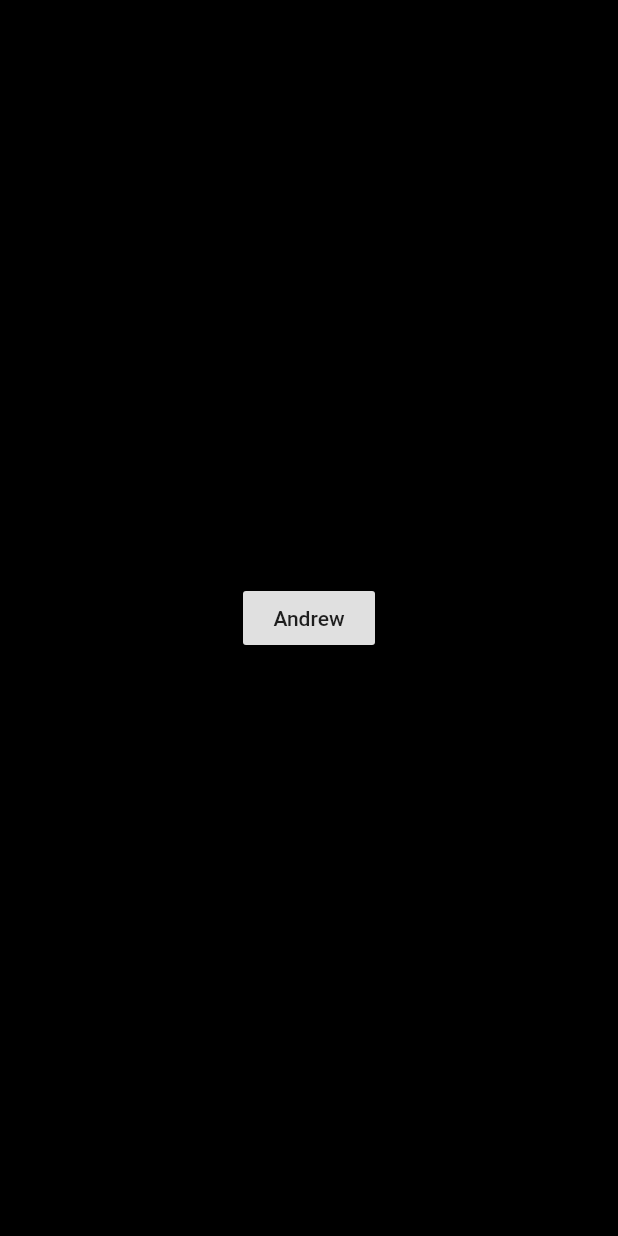
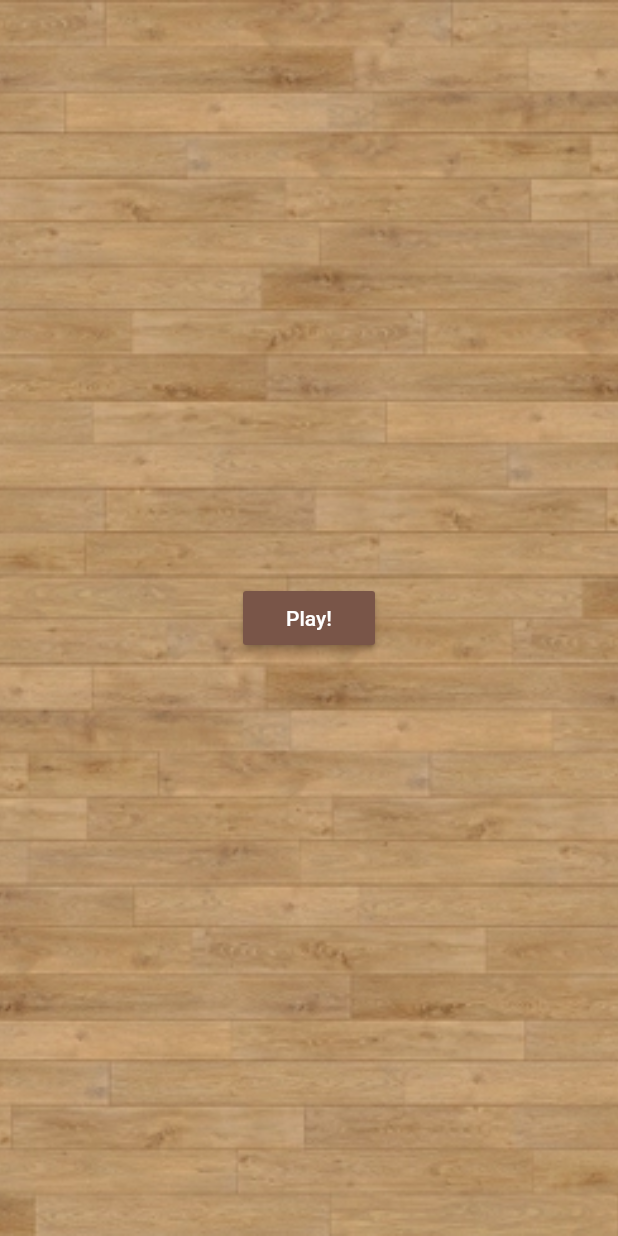
Before and after one commit to onuohasilver/Whot-Ectsasy, a Flutter app: the screen it shows after launch, on a phone screen of 412 x 824 dp. Run offline on Flutter 3.47's test engine with Material 2 defaults, Android fonts, the phone set to English and light mode, and no system bars; our stand-ins replace font_awesome_flutter, google_fonts.

Commit message:
add bg image asset

```diff
--- a/lib/components/cardBuilder.dart
+++ b/lib/components/cardBuilder.dart
@@ -27,7 +27,8 @@ class CardBuilder extends StatelessWidget {
       'cross': FontAwesomeIcons.cross,
       'star': Icons.star,
       'triangle': FontAwesomeIcons.angleUp,
-      'circle': Icons.brightness_1
+      'circle': Icons.brightness_1,
+      'start': FontAwesomeIcons.gamepad
     };
 
     return Padding(
@@ -93,7 +94,8 @@ class MiniColumn extends StatelessWidget {
       'cross': FontAwesomeIcons.cross,
       'star': Icons.star,
       'triangle': FontAwesomeIcons.angleUp,
-      'circle': Icons.brightness_1
+      'circle': Icons.brightness_1,
+      'start':FontAwesomeIcons.gamepad
     };
     return Padding(
       padding: top
--- a/lib/screen/gameScreen.dart
+++ b/lib/screen/gameScreen.dart
@@ -50,7 +50,6 @@ class _GameScreenState extends State<GameScreen>
     appData = Provider.of<Data>(context);
     currentPlayerCards = appData.currentPlayerCards;
     currentPlayerCards.isEmpty ? appData.createPlayerCards() : code = 1;
-
     opponentPlayerCards = appData.opponentPlayerCards;
     deckOfCards = appData.entireCardDeck;
     currentCard = appData.currentCard;
@@ -63,7 +62,10 @@ class _GameScreenState extends State<GameScreen>
         body: Container(
           height: height,
           width: width,
-          color: Colors.brown[100],
+          decoration: BoxDecoration(
+
+              image: DecorationImage(
+                  image: AssetImage('assets/bg.jpg'), fit: BoxFit.cover)),
           child: Row(
             mainAxisAlignment: MainAxisAlignment.center,
             crossAxisAlignment: CrossAxisAlignment.center,
@@ -147,7 +149,7 @@ class _GameScreenState extends State<GameScreen>
                                 height: height,
                                 width: width,
                                 number: currentCard?.number ?? 0,
-                                shape: currentCard?.shape ?? 'square'),
+                                shape: currentCard?.shape ?? 'start'),
                           ),
                         ),
                       )
--- a/lib/screen/startGame.dart
+++ b/lib/screen/startGame.dart
@@ -12,13 +12,26 @@ class _StartGameState extends State<StartGame> {
   @override
   Widget build(BuildContext context) {
     Data appData = Provider.of<Data>(context);
-
+    double height = MediaQuery.of(context).size.height;
+    double width = MediaQuery.of(context).size.width;
     return Scaffold(
       backgroundColor: Colors.black,
-      body: Center(
-        child: Container(
-          child: RaisedButton(
-              child: Text('Andrew'),
+      body: Container(
+        height: height,
+        width: width,
+        decoration: BoxDecoration(
+            color: Colors.black,
+            image: DecorationImage(
+                image: AssetImage('assets/bg.jpg'), fit: BoxFit.cover)),
+        child: Column(
+          mainAxisAlignment: MainAxisAlignment.center,
+          children: <Widget>[
+            RaisedButton(
+                color: Colors.brown,
+                child: Text(
+                  'Play!',
+                  style: TextStyle(color: Colors.white),
+                ),
                 onPressed: () {
                   appData.createPlayerCards();
                   Navigator.push(
@@ -30,6 +43,7 @@ class _StartGameState extends State<StartGame> {
                     ),
                   );
                 }),
+          ],
         ),
       ),
     );
--- a/pubspec.yaml
+++ b/pubspec.yaml
@@ -48,8 +48,8 @@ flutter:
   uses-material-design: true
 
   # To add assets to your application, add an assets section, like this:
-  # assets:
-  #   - images/a_dot_burr.jpeg
+  assets:
+    - assets/
   #   - images/a_dot_ham.jpeg
 
   # An image asset can refer to one or more resolution-specific "variants", see
```
Also changed, not shown: assets/bg.jpg (added). Lines whose indentation alone changed are shown as unchanged.
